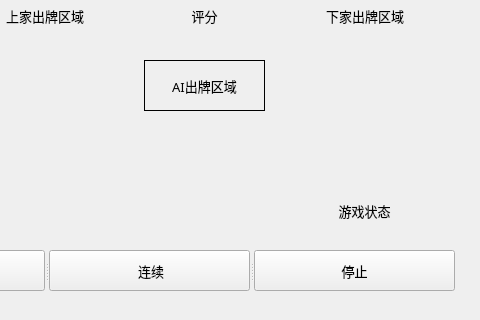
The window that MainWindow.ui (Vincentzyx/DouZero_For_HLDDZ_FullAuto) describes before a commit, drawn with Qt 5; both pictures show x 176 to 656 and y 130 to 450 of the 656 by 450 pixel window.
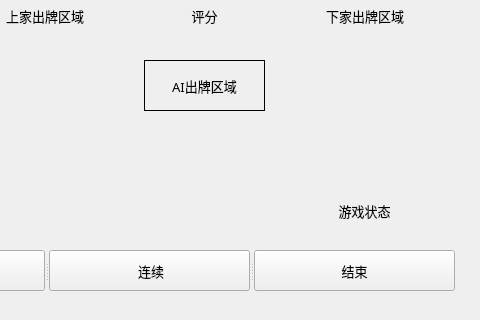
The same window after the commit.

Commit message: 修复偶尔识别地主位置错误BUG

Patch:
```diff
--- a/MainWindow.ui
+++ b/MainWindow.ui
@@ -245,7 +245,7 @@
      </font>
     </property>
     <property name="text">
-     <string>停止</string>
+     <string>结束</string>
     </property>
    </widget>
   </widget>
```
The commit also changes 2 other files.
